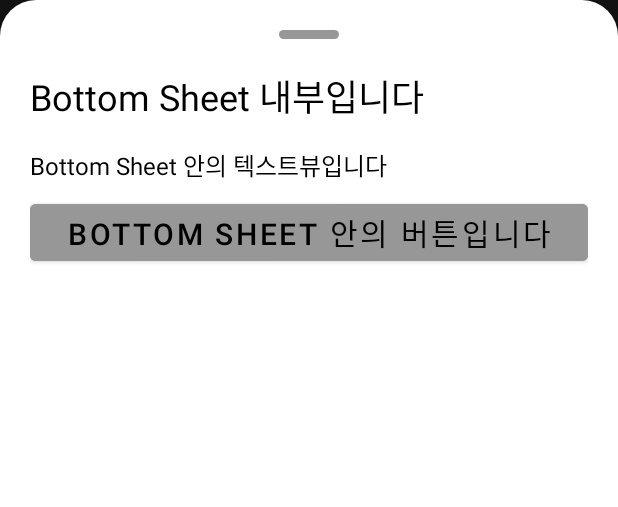
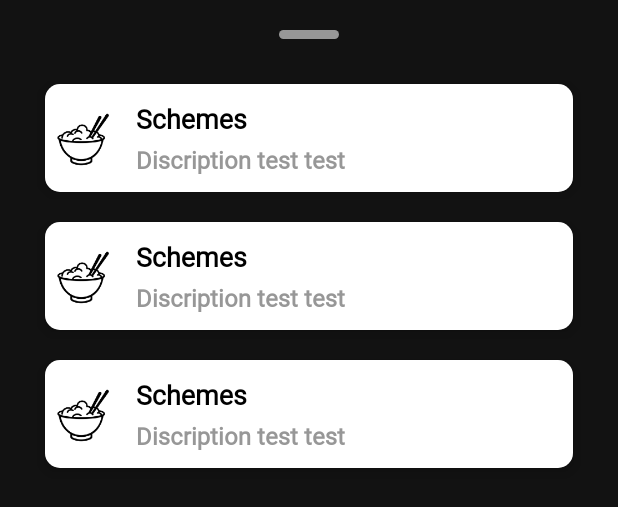
Before and after one commit to y2kpaulh/Meal-AOS, an Android app: the layout reading_plan_sheet.xml on its own in the app's theme, with its tools: preview values and no code run, on a phone screen of 412 x 824 dp. Shown: the top 507 px of the screen. Run offline under Robolectric (Android 15) with nearby library versions, the phone set to English and light mode, and no system bars.

Commit message:
데이터 처리 로직 수정

```diff
--- a/app/src/main/AndroidManifest.xml
+++ b/app/src/main/AndroidManifest.xml
@@ -6,6 +6,7 @@
     <uses-permission android:name="android.permission.ACCESS_NETWORK_STATE" />
 
     <application
+        android:name=".MealApp"
         android:allowBackup="true"
         android:dataExtractionRules="@xml/data_extraction_rules"
         android:fullBackupContent="@xml/backup_rules"
--- a/app/src/main/java/com/echadworks/meal/MealApp.kt
+++ b/app/src/main/java/com/echadworks/meal/MealApp.kt
@@ -11,11 +11,9 @@ class MealApp : Application() {
         lateinit var prefs: PreferenceUtil
     }
 
-    private val context: Context? = null
-
     override fun onCreate() {
         prefs = PreferenceUtil(applicationContext)
-        MealApp.context = getApplicationContext()
+        context = applicationContext
 
         super.onCreate()
 
--- a/app/src/main/java/com/echadworks/meal/network/Plan.kt
+++ b/app/src/main/java/com/echadworks/meal/network/Plan.kt
@@ -1,7 +1,10 @@
 package com.echadworks.meal.network
 
+import android.os.Parcelable
 import com.google.gson.annotations.SerializedName
+import kotlinx.android.parcel.Parcelize
 
+@Parcelize
 data class Plan (
     @SerializedName("day"   ) var day   : String? = null,
     @SerializedName("book"  ) var book  : String? = null,
@@ -9,4 +12,4 @@ data class Plan (
     @SerializedName("fVer"  ) var fVer  : Int?    = null,
     @SerializedName("lChap" ) var lChap : Int?    = null,
     @SerializedName("lVer"  ) var lVer  : Int?    = null
-)
+) : Parcelable
--- a/app/src/main/res/drawable/bg_top_corner.xml
+++ b/app/src/main/res/drawable/bg_top_corner.xml
@@ -1,5 +1,9 @@
 <?xml version="1.0" encoding="utf-8"?>
-<shape xmlns:android="http://schemas.android.com/apk/res/android">
+<shape xmlns:android="http://schemas.android.com/apk/res/android"
+    android:shape="rectangle">
     <solid android:color="@color/white"/>
-    <corners android:topRightRadius="24dp" android:topLeftRadius="24dp"/>
+    <corners
+        android:topLeftRadius="20dp"
+        android:topRightRadius="20dp" />
+
 </shape>
--- a/app/src/main/res/layout/reading_plan_item.xml
+++ b/app/src/main/res/layout/reading_plan_item.xml
@@ -5,6 +5,7 @@
     android:layout_width="match_parent"
     android:layout_height="wrap_content"
     android:layout_margin="10dp"
+    android:layout_marginBottom="10dp"
     app:cardCornerRadius="10dp"
     app:cardElevation="6dp">
 
@@ -36,30 +37,24 @@
                 android:layout_marginStart="10dp"
                 android:layout_marginLeft="15dp"
                 android:textColor="@color/black"
+                android:fontFamily="@font/nanumbarungothic"
                 android:text="Schemes"
-                android:textSize="20sp"
+                android:textSize="18sp"
                 android:textStyle="bold" />
 
             <TextView
                 android:id="@+id/tv_disc"
                 android:layout_width="wrap_content"
                 android:layout_height="wrap_content"
+                android:layout_marginTop="4dp"
                 android:layout_marginStart="10dp"
                 android:layout_marginLeft="15dp"
+                android:textColor="@color/gray_middle"
                 android:text="Discription test test"
-                android:textSize="20sp" />
+                android:fontFamily="@font/nanumbarungothic"
+                android:textSize="16sp"
+                android:textStyle="bold"/>
         </LinearLayout>
-
-
-        <TextView
-            android:id="@+id/tv_dt_time"
-            android:layout_width="wrap_content"
-            android:layout_height="wrap_content"
-            android:layout_marginTop="10dp"
-            android:layout_marginStart="10dp"
-            android:layout_marginLeft="15dp"
-            android:text="17-06-2022"
-            android:textSize="15sp" />
 
     </LinearLayout>
 
--- a/app/src/main/res/layout/reading_plan_sheet.xml
+++ b/app/src/main/res/layout/reading_plan_sheet.xml
@@ -1,9 +1,9 @@
 <?xml version="1.0" encoding="utf-8"?>
 <LinearLayout xmlns:android="http://schemas.android.com/apk/res/android"
     xmlns:app="http://schemas.android.com/apk/res-auto"
+    xmlns:tools="http://schemas.android.com/tools"
     android:layout_width="match_parent"
     android:layout_height="match_parent"
-    android:background="@drawable/bg_top_corner"
     android:orientation="vertical"
     android:padding="20dp">
 
@@ -14,40 +14,11 @@
         android:background="@drawable/sheet_top_bar">
     </View>
 
-    <TextView
+    <androidx.recyclerview.widget.RecyclerView
+        android:id="@+id/recyclerView"
         android:layout_width="match_parent"
         android:layout_height="wrap_content"
-        android:layout_marginBottom="16dp"
-        android:text="Bottom Sheet 내부입니다"
-        android:textColor="@android:color/black"
-        android:textSize="24sp" />
-
-    <TextView
-        android:layout_width="match_parent"
-        android:layout_height="wrap_content"
-        android:layout_marginBottom="8dp"
-        android:text="Bottom Sheet 안의 텍스트뷰입니다"
-        android:textColor="@android:color/black"
-        android:textSize="16sp" />
-
-    <Button
-        android:id="@+id/button_bottom_sheet"
-        android:layout_width="match_parent"
-        android:layout_height="wrap_content"
-        android:backgroundTint="@color/gray_middle"
-        android:text="Bottom Sheet 안의 버튼입니다"
-        android:textSize="20sp"
-        android:textColor="@android:color/black"/>
-
-    <FrameLayout xmlns:android="http://schemas.android.com/apk/res/android"
-        xmlns:app="http://schemas.android.com/apk/res-auto"
-        android:layout_width="match_parent"
-        android:layout_height="match_parent">
-        <androidx.recyclerview.widget.RecyclerView
-            android:id="@+id/recyclerView"
-            android:layout_width="match_parent"
-            android:layout_height="wrap_content"
-            android:orientation="vertical"
-            app:layoutManager="androidx.recyclerview.widget.LinearLayoutManager" />
-    </FrameLayout>
+        android:orientation="vertical"
+        app:layoutManager="androidx.recyclerview.widget.LinearLayoutManager"
+        tools:listitem="@layout/reading_plan_item" />
 </LinearLayout>
--- a/app/src/main/res/values/themes.xml
+++ b/app/src/main/res/values/themes.xml
@@ -12,7 +12,7 @@
         <!-- Status bar color. -->
         <item name="android:statusBarColor">@android:color/transparent</item>
         <!-- Customize your theme here. -->
-        <item name="bottomSheetDialogTheme">@style/BottomSheetDialog</item>
+        <item name="bottomSheetDialogTheme">@style/CustomBottomSheetDialogTheme</item>
 
     </style>
 
@@ -20,12 +20,11 @@
         <item name="android:windowTranslucentStatus">true</item>
     </style>
 
-    <style name="BottomSheetDialog" parent="@style/ThemeOverlay.MaterialComponents.BottomSheetDialog">
-        <item name="bottomSheetStyle">@style/BottomSheet</item>
-        <item name="android:colorBackground">@color/white</item>
+    <!-- Bottom sheet dialog Style -->
+    <style name="CustomBottomSheetDialogTheme" parent="Theme.MaterialComponents.Light.BottomSheetDialog">
+        <item name="bottomSheetStyle">@style/CustomRoundedBackgroundBottomSheet</item>
     </style>
-
-    <style name="BottomSheet" parent="Widget.MaterialComponents.BottomSheet.Modal">
-        <item name="backgroundTint">@android:color/transparent</item>
+    <style name="CustomRoundedBackgroundBottomSheet" parent="Widget.Design.BottomSheet.Modal">
+        <item name="android:background">@drawable/bg_top_corner</item>
     </style>
 </resources>
```
Also changed, not shown: app/build.gradle (+19 -9 lines), app/src/main/java/com/echadworks/meal/utils/Globals.kt (+25 -15 lines), app/src/main/java/com/echadworks/meal/view/list/PlanAdapter.kt (+24 -16 lines), app/src/main/java/com/echadworks/meal/view/list/ReadingPlanSheet.kt (+47 -18 lines), app/src/main/java/com/echadworks/meal/view/main/MainActivity.kt (+11 -21 lines), app/src/main/java/com/echadworks/meal/view/main/MainViewModel.kt (+18 -35 lines), app/src/main/res/layout/activity_main.xml (+4 -8 lines).
